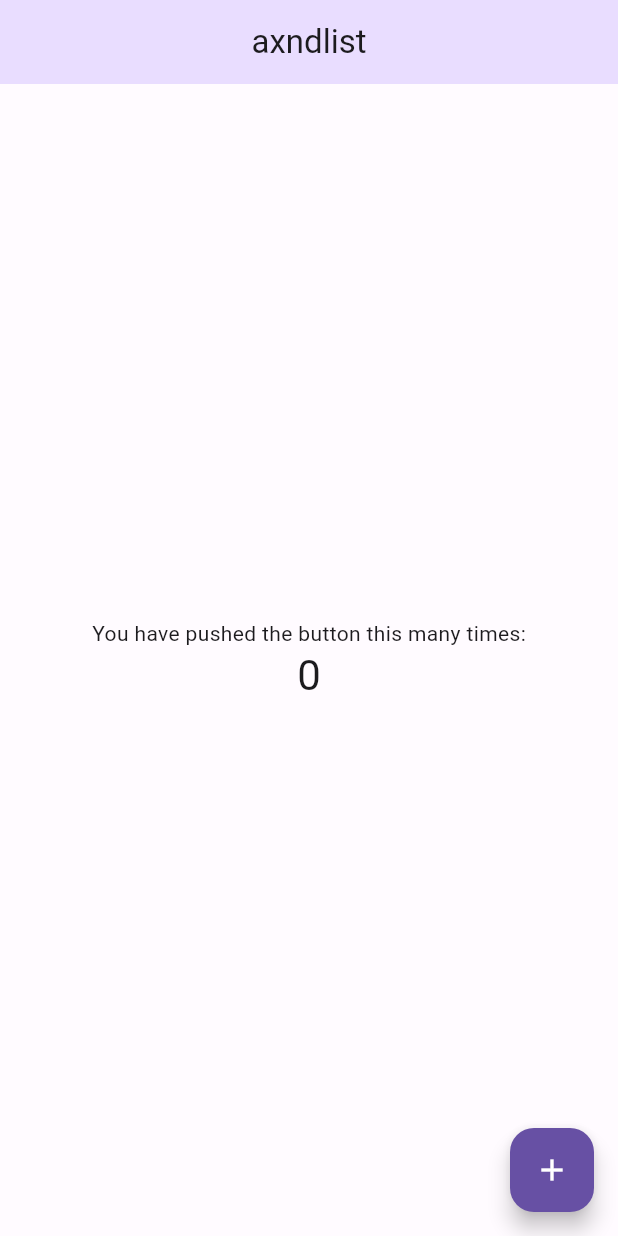
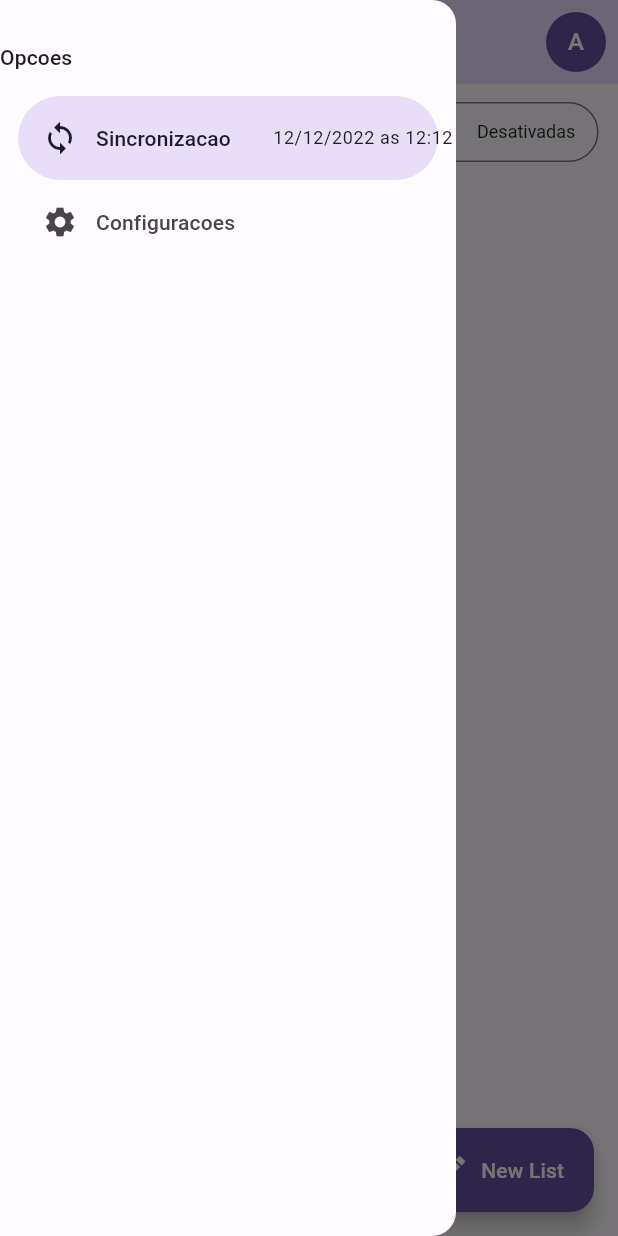
Before and after one commit to axndmathias/flutter-axndlist, a Flutter app: the screen it shows after launch, with the side drawer open (before the commit the screen has no drawer), on a phone screen of 412 x 824 dp. Run offline on Flutter 3.47's test engine with Material 2 defaults, Android fonts, the phone set to English and light mode, and no system bars.

Commit message:
Add Components

```diff
--- a/app/lib/main.dart
+++ b/app/lib/main.dart
@@ -1,108 +1,6 @@
-import 'package:axndlist/src/shared/themes/themes.dart';
+import 'package:axndlist/src/shared/app_widget.dart';
 import 'package:flutter/material.dart';
 
 void main() {
-  runApp(const MyApp());
+  runApp(const AppWidget());
 }
-
-class MyApp extends StatelessWidget {
-  const MyApp({super.key});
-
-  // This widget is the root of your application.
-  @override
-  Widget build(BuildContext context) {
-    return MaterialApp(
-      title: 'Flutter Demo',
-      debugShowCheckedModeBanner: false,
-      themeMode: ThemeMode.light,
-      theme: lightThheme,
-      darkTheme: darkTheme,
-      home: const MyHomePage(title: 'axndlist'),
-    );
-  }
-}
-
-class MyHomePage extends StatefulWidget {
-  const MyHomePage({super.key, required this.title});
-
-  // This widget is the home page of your application. It is stateful, meaning
-  // that it has a State object (defined below) that contains fields that affect
-  // how it looks.
-
-  // This class is the configuration for the state. It holds the values (in this
-  // case the title) provided by the parent (in this case the App widget) and
-  // used by the build method of the State. Fields in a Widget subclass are
-  // always marked "final".
-
-  final String title;
-
-  @override
-  State<MyHomePage> createState() => _MyHomePageState();
-}
-
-class _MyHomePageState extends State<MyHomePage> {
-  int _counter = 0;
-
-  void _incrementCounter() {
-    setState(() {
-      // This call to setState tells the Flutter framework that something has
-      // changed in this State, which causes it to rerun the build method below
-      // so that the display can reflect the updated values. If we changed
-      // _counter without calling setState(), then the build method would not be
-      // called again, and so nothing would appear to happen.
-      _counter++;
-    });
-  }
-
-  @override
-  Widget build(BuildContext context) {
-    // This method is rerun every time setState is called, for instance as done
-    // by the _incrementCounter method above.
-    //
-    // The Flutter framework has been optimized to make rerunning build methods
-    // fast, so that you can just rebuild anything that needs updating rather
-    // than having to individually change instances of widgets.
-    return Scaffold(
-      appBar: AppBar(
-        // Here we take the value from the MyHomePage object that was created by
-        // the App.build method, and use it to set our appbar title.
-        title: Text(widget.title),
-      ),
-      body: Center(
-        // Center is a layout widget. It takes a single child and positions it
-        // in the middle of the parent.
-        child: Column(
-          // Column is also a layout widget. It takes a list of children and
-          // arranges them vertically. By default, it sizes itself to fit its
-          // children horizontally, and tries to be as tall as its parent.
-          //
-          // Invoke "debug painting" (press "p" in the console, choose the
-          // "Toggle Debug Paint" action from the Flutter Inspector in Android
-          // Studio, or the "Toggle Debug Paint" command in Visual Studio Code)
-          // to see the wireframe for each widget.
-          //
-          // Column has various properties to control how it sizes itself and
-          // how it positions its children. Here we use mainAxisAlignment to
-          // center the children vertically; the main axis here is the vertical
-          // axis because Columns are vertical (the cross axis would be
-          // horizontal).
-          mainAxisAlignment: MainAxisAlignment.center,
-          children: <Widget>[
-            const Text(
-              'You have pushed the button this many times:',
-            ),
-            Text(
-              '$_counter',
-              style: Theme.of(context).textTheme.headlineMedium,
-            ),
-          ],
-        ),
-      ),
-      floatingActionButton: FloatingActionButton(
-        onPressed: _incrementCounter,
-        tooltip: 'Increment',
-        child: const Icon(Icons.add),
-      ), // This trailing comma makes auto-formatting nicer for build methods.
-    );
-  }
-}
--- /dev/null
+++ b/app/lib/src/home/home_page.dart
@@ -0,0 +1,64 @@
+import 'package:axndlist/src/home/widgets/custom_drawer.dart';
+import 'package:axndlist/src/shared/widgets/user_image_button.dart';
+import 'package:flutter/material.dart';
+
+class HomePage extends StatefulWidget {
+  const HomePage({super.key});
+
+  @override
+  State<HomePage> createState() => _HomePageState();
+}
+
+class _HomePageState extends State<HomePage> {
+  @override
+  Widget build(BuildContext context) {
+    return Scaffold(
+      drawer: const CustomDrawer(),
+      appBar: AppBar(
+        title: const Text('axndlist'),
+        actions: const [
+          Padding(
+            padding: EdgeInsets.only(right: 8),
+            child: UserImageButton(),
+          )
+        ],
+      ),
+      body: Center(
+        child: Column(
+          children: [
+            Padding(
+              padding: const EdgeInsets.all(8),
+              child: SegmentedButton<int>(
+                segments: const [
+                  ButtonSegment(
+                    value: 0,
+                    label: Text('Todas'),
+                  ),
+                  ButtonSegment(
+                    value: 1,
+                    label: Text('Pendentes'),
+                  ),
+                  ButtonSegment(
+                    value: 2,
+                    label: Text('Concluidas'),
+                  ),
+                  ButtonSegment(
+                    value: 3,
+                    label: Text('Desativadas'),
+                  ),
+                ],
+                onSelectionChanged: (values) {},
+                selected: const {1},
+              ),
+            ),
+          ],
+        ),
+      ),
+      floatingActionButton: FloatingActionButton.extended(
+        onPressed: () {},
+        icon: const Icon(Icons.edit),
+        label: const Text('New List'),
+      ),
+    );
+  }
+}
--- /dev/null
+++ b/app/lib/src/home/widgets/custom_drawer.dart
@@ -0,0 +1,37 @@
+import 'package:flutter/material.dart';
+
+class CustomDrawer extends StatelessWidget {
+  const CustomDrawer({super.key});
+
+  @override
+  Widget build(BuildContext context) {
+    return NavigationDrawer(
+      children: [
+        Padding(
+          padding: const EdgeInsets.only(top: 28, right: 16, bottom: 16),
+          child: Text(
+            'Opcoes',
+            style: Theme.of(context).textTheme.titleSmall,
+          ),
+        ),
+        NavigationDrawerDestination(
+          icon: const Icon(Icons.sync),
+          label: Row(
+            children: [
+              const Text('Sincronizacao'),
+              const SizedBox(width: 28),
+              Text(
+                '12/12/2022 as 12:12',
+                style: Theme.of(context).textTheme.bodySmall,
+              ),
+            ],
+          ),
+        ),
+        const NavigationDrawerDestination(
+          icon: Icon(Icons.settings),
+          label: Text('Configuracoes'),
+        ),
+      ],
+    );
+  }
+}
--- a/app/lib/src/shared/app_widget.dart
+++ b/app/lib/src/shared/app_widget.dart
@@ -1,7 +1,7 @@
 import 'package:axndlist/src/shared/themes/themes.dart';
 import 'package:flutter/material.dart';
 
-import '../../main.dart';
+import '../home/home_page.dart';
 
 class AppWidget extends StatelessWidget {
   const AppWidget({super.key});
@@ -15,7 +15,7 @@ class AppWidget extends StatelessWidget {
       themeMode: ThemeMode.light,
       theme: lightThheme,
       darkTheme: darkTheme,
-      home: const MyHomePage(title: 'axndlist'),
+      home: const HomePage(),
     );
   }
 }
--- a/app/lib/src/shared/themes/themes.dart
+++ b/app/lib/src/shared/themes/themes.dart
@@ -2,24 +2,43 @@ import 'package:flutter/material.dart';
 
 part 'color_schemes.g.dart';
 
-final lightThheme = ThemeData(
+ThemeData get lightThheme => ThemeData(
       useMaterial3: true,
       colorScheme: _lightColorScheme,
+      appBarTheme: AppBarTheme(
+        centerTitle: true,
+        backgroundColor: _lightColorScheme.primaryContainer,
+      ),
       floatingActionButtonTheme: FloatingActionButtonThemeData(
         backgroundColor: _lightColorScheme.primary,
         foregroundColor: Colors.white,
       ),
-  appBarTheme: AppBarTheme(
-    centerTitle: true,
-    backgroundColor: _lightColorScheme.primaryContainer,
-  ),
+      segmentedButtonTheme: _segmentedButtonTheme,
     );
 
-final darkTheme = ThemeData(
+ThemeData get darkTheme => ThemeData(
       useMaterial3: true,
       colorScheme: _darkColorScheme,
       appBarTheme: AppBarTheme(
         centerTitle: true,
         backgroundColor: _darkColorScheme.primaryContainer,
       ),
+      floatingActionButtonTheme: FloatingActionButtonThemeData(
+        backgroundColor: _darkColorScheme.primary,
+        foregroundColor: Colors.white,
+      ),
+      segmentedButtonTheme: _segmentedButtonTheme,
     );
+
+SegmentedButtonThemeData get _segmentedButtonTheme => SegmentedButtonThemeData(
+      style: ButtonStyle(
+        textStyle: MaterialStateProperty.resolveWith<TextStyle>(
+          (states) {
+            if (states.contains(MaterialState.selected)) {
+              return const TextStyle(fontSize: 9);
+            }
+            return const TextStyle(fontSize: 12);
+          },
+        ),
+      ),
+    );
--- /dev/null
+++ b/app/lib/src/shared/widgets/user_image_button.dart
@@ -0,0 +1,14 @@
+import 'package:flutter/material.dart';
+
+class UserImageButton extends StatelessWidget {
+  const UserImageButton({Key? key}) : super(key: key);
+
+  @override
+  Widget build(BuildContext context) {
+    return CircleAvatar(
+      backgroundColor: Theme.of(context).primaryColor,
+      foregroundColor: Colors.white,
+      child: const Text('A'),
+    );
+  }
+}
```
Also changed, not shown: 1 other file. Lines whose indentation alone changed are shown as unchanged.
